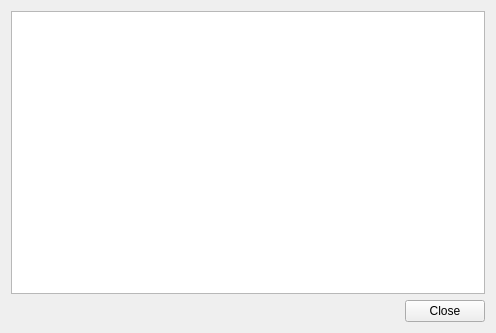
First picture: the form in client/src/dialogs/noteswindow.ui, repository KDAB/FatCRM, before the edit.
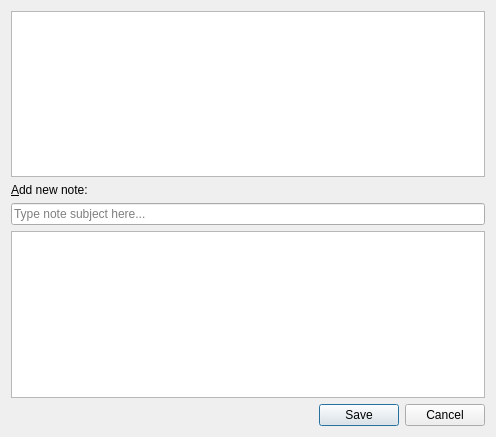
Second picture: the form after the edit. Custom widgets are drawn as their Qt base class.

Commit message:
Implement adding a note from FatCRM
Works for accounts, opportunities and contacts.

Also fixed the button text not updating when attaching a document.

```diff
--- a/client/src/dialogs/noteswindow.ui
+++ b/client/src/dialogs/noteswindow.ui
@@ -7,7 +7,7 @@
     <x>0</x>
     <y>0</y>
     <width>496</width>
-    <height>333</height>
+    <height>437</height>
    </rect>
   </property>
   <property name="windowTitle">
@@ -17,10 +17,34 @@
    <item>
     <widget class="KTextEdit" name="textEdit"/>
    </item>
+   <item>
+    <widget class="QLabel" name="label">
+     <property name="text">
+      <string>&amp;Add new note:</string>
+     </property>
+     <property name="buddy">
+      <cstring>newNoteDescription</cstring>
+     </property>
+    </widget>
+   </item>
+   <item>
+    <widget class="QLineEdit" name="newNoteSubject">
+     <property name="placeholderText">
+      <string>Type note subject here...</string>
+     </property>
+    </widget>
+   </item>
+   <item>
+    <widget class="KTextEdit" name="newNoteDescription">
+     <property name="acceptRichText">
+      <bool>false</bool>
+     </property>
+    </widget>
+   </item>
    <item>
     <widget class="QDialogButtonBox" name="buttonBox">
      <property name="standardButtons">
-      <set>QDialogButtonBox::Close</set>
+      <set>QDialogButtonBox::Cancel|QDialogButtonBox::Save</set>
      </property>
     </widget>
    </item>
```
The commit also changes 13 other files.
